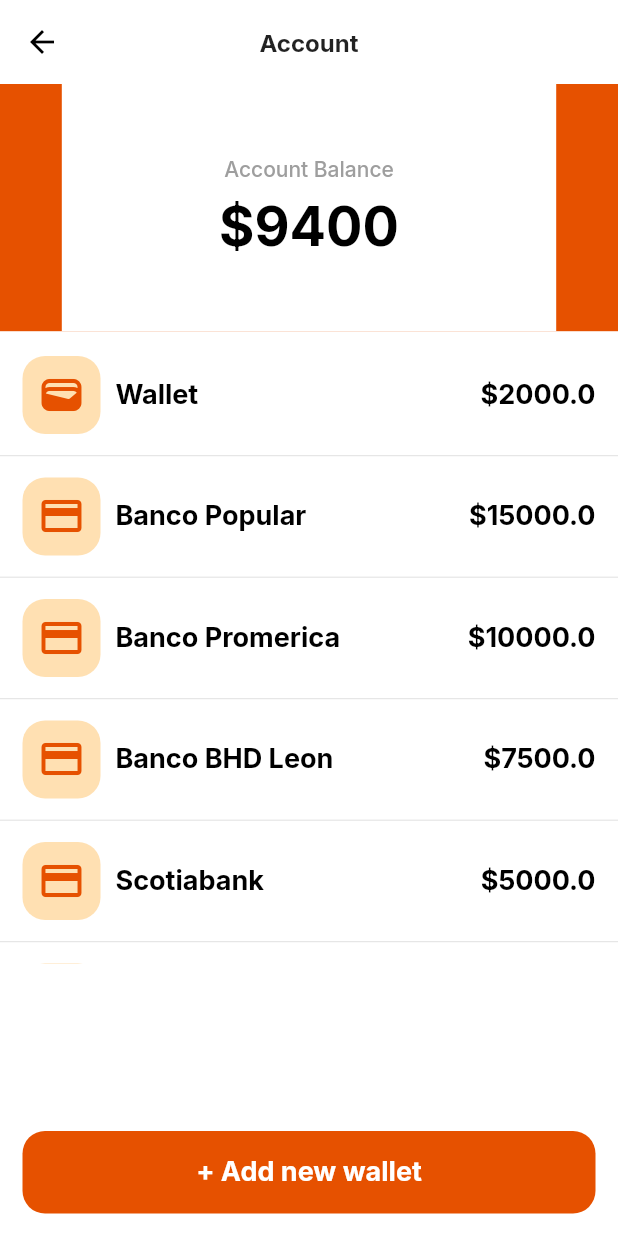
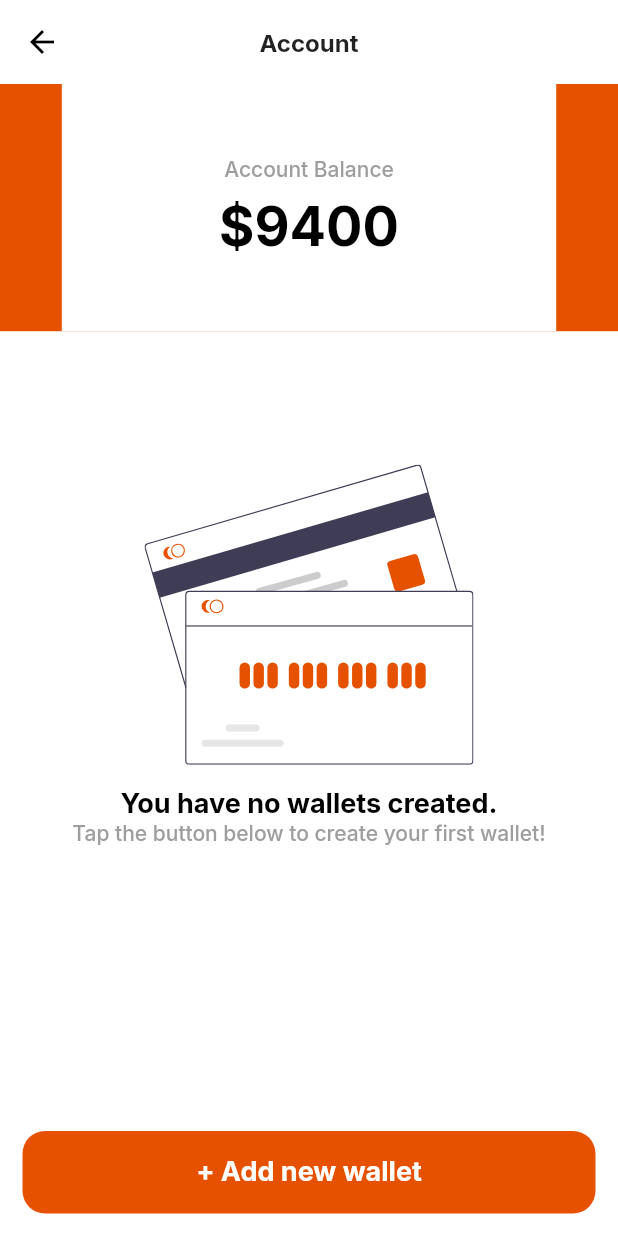
Before and after one commit to JMarinez/gatao, a Flutter app: the AccountScreen screen opened directly, on a phone screen of 412 x 824 dp. Run offline on Flutter 3.47's test engine with Material 2 defaults, Android fonts, the phone set to English and light mode, and no system bars; our stand-ins replace flutter_svg, google_fonts.

Commit message:
[ADD] Account screen no content img and text

```diff
--- a/lib/src/example/dummy_account.dart
+++ b/lib/src/example/dummy_account.dart
@@ -4,111 +4,111 @@ import '../models/account.dart';
 
 Account dummyAccount = Account(
   wallets: [
-    Wallet(
-      name: 'Wallet',
-      transacitons: [
-        Transaction(
-          id: "1",
-          description: 'Netflix subscription',
-          amount: '14.99',
-          icon: '',
-          category: Category.subscription,
-          type: Type.expense,
-        )
-      ],
-      icon: 'wallet',
-      totalBalance: 2000,
-    ),
-    Wallet(
-      name: 'Banco Popular',
-      transacitons: [
-        Transaction(
-          id: "1",
-          description: 'Netflix subscription',
-          amount: '14.99',
-          icon: '',
-          category: Category.subscription,
-          type: Type.expense,
-        )
-      ],
-      icon: 'payment',
-      totalBalance: 15000,
-    ),
-    Wallet(
-      name: 'Banco Promerica',
-      transacitons: [
-        Transaction(
-          id: "1",
-          description: 'Netflix subscription',
-          amount: '14.99',
-          icon: '',
-          category: Category.subscription,
-          type: Type.expense,
-        )
-      ],
-      icon: 'payment',
-      totalBalance: 10000,
-    ),
-    Wallet(
-      name: 'Banco BHD Leon',
-      transacitons: [
-        Transaction(
-          id: "1",
-          description: 'Netflix subscription',
-          amount: '14.99',
-          icon: '',
-          category: Category.subscription,
-          type: Type.expense,
-        )
-      ],
-      icon: 'payment',
-      totalBalance: 7500,
-    ),
-    Wallet(
-      name: 'Scotiabank',
-      transacitons: [
-        Transaction(
-          id: "1",
-          description: 'Netflix subscription',
-          amount: '14.99',
-          icon: '',
-          category: Category.subscription,
-          type: Type.expense,
-        )
-      ],
-      icon: 'payment',
-      totalBalance: 5000,
-    ),
-    Wallet(
-      name: 'Banco Lopez de Haro',
-      transacitons: [
-        Transaction(
-          id: "1",
-          description: 'Netflix subscription',
-          amount: '14.99',
-          icon: '',
-          category: Category.subscription,
-          type: Type.expense,
-        )
-      ],
-      icon: 'payment',
-      totalBalance: 2500,
-    ),
-    Wallet(
-      name: 'Paypal',
-      transacitons: [
-        Transaction(
-          id: "1",
-          description: 'Netflix subscription',
-          amount: '14.99',
-          icon: '',
-          category: Category.subscription,
-          type: Type.expense,
-        )
-      ],
-      icon: 'paypal',
-      totalBalance: 7000,
-    ),
+    // Wallet(
+    //   name: 'Wallet',
+    //   transacitons: [
+    //     Transaction(
+    //       id: "1",
+    //       description: 'Netflix subscription',
+    //       amount: '14.99',
+    //       icon: '',
+    //       category: Category.subscription,
+    //       type: Type.expense,
+    //     )
+    //   ],
+    //   icon: 'wallet',
+    //   totalBalance: 2000,
+    // ),
+    // Wallet(
+    //   name: 'Banco Popular',
+    //   transacitons: [
+    //     Transaction(
+    //       id: "1",
+    //       description: 'Netflix subscription',
+    //       amount: '14.99',
+    //       icon: '',
+    //       category: Category.subscription,
+    //       type: Type.expense,
+    //     )
+    //   ],
+    //   icon: 'payment',
+    //   totalBalance: 15000,
+    // ),
+    // Wallet(
+    //   name: 'Banco Promerica',
+    //   transacitons: [
+    //     Transaction(
+    //       id: "1",
+    //       description: 'Netflix subscription',
+    //       amount: '14.99',
+    //       icon: '',
+    //       category: Category.subscription,
+    //       type: Type.expense,
+    //     )
+    //   ],
+    //   icon: 'payment',
+    //   totalBalance: 10000,
+    // ),
+    // Wallet(
+    //   name: 'Banco BHD Leon',
+    //   transacitons: [
+    //     Transaction(
+    //       id: "1",
+    //       description: 'Netflix subscription',
+    //       amount: '14.99',
+    //       icon: '',
+    //       category: Category.subscription,
+    //       type: Type.expense,
+    //     )
+    //   ],
+    //   icon: 'payment',
+    //   totalBalance: 7500,
+    // ),
+    // Wallet(
+    //   name: 'Scotiabank',
+    //   transacitons: [
+    //     Transaction(
+    //       id: "1",
+    //       description: 'Netflix subscription',
+    //       amount: '14.99',
+    //       icon: '',
+    //       category: Category.subscription,
+    //       type: Type.expense,
+    //     )
+    //   ],
+    //   icon: 'payment',
+    //   totalBalance: 5000,
+    // ),
+    // Wallet(
+    //   name: 'Banco Lopez de Haro',
+    //   transacitons: [
+    //     Transaction(
+    //       id: "1",
+    //       description: 'Netflix subscription',
+    //       amount: '14.99',
+    //       icon: '',
+    //       category: Category.subscription,
+    //       type: Type.expense,
+    //     )
+    //   ],
+    //   icon: 'payment',
+    //   totalBalance: 2500,
+    // ),
+    // Wallet(
+    //   name: 'Paypal',
+    //   transacitons: [
+    //     Transaction(
+    //       id: "1",
+    //       description: 'Netflix subscription',
+    //       amount: '14.99',
+    //       icon: '',
+    //       category: Category.subscription,
+    //       type: Type.expense,
+    //     )
+    //   ],
+    //   icon: 'paypal',
+    //   totalBalance: 7000,
+    // ),
   ],
   totalBalance: 0,
 );
--- a/lib/src/screens/account/account_screen.dart
+++ b/lib/src/screens/account/account_screen.dart
@@ -1,4 +1,5 @@
 import 'package:flutter/material.dart';
+import 'package:flutter_svg/flutter_svg.dart';
 import 'package:provider/provider.dart';
 
 import '../../models/services/account_manager.dart';
@@ -54,7 +55,35 @@ class AccountScreen extends StatelessWidget {
         if (manager.account.wallets.isNotEmpty) {
           return AccountList(manager: manager);
         } else {
-          return Container();
+          return SizedBox(
+            height: MediaQuery.of(context).size.height * 0.5,
+            child: Column(
+              mainAxisAlignment: MainAxisAlignment.center,
+              children: [
+                Padding(
+                  padding: const EdgeInsets.symmetric(horizontal: 12.0),
+                  // TODO: Investigate if we it's best to store the image in Firebase instead of storing it locally
+                  child: SvgPicture.asset(
+                    'assets/credit_card.svg',
+                    height: 200.0,
+                    placeholderBuilder: (context) {
+                      return CircularProgressIndicator(
+                          color: Theme.of(context).primaryColor);
+                    },
+                  ),
+                ),
+                const SizedBox(height: 15.0),
+                Text(
+                  'You have no wallets created.',
+                  style: Theme.of(context).textTheme.headline4,
+                ),
+                Text(
+                  'Tap the button below to create your first wallet!',
+                  style: Theme.of(context).textTheme.subtitle1,
+                ),
+              ],
+            ),
+          );
         }
       },
     );
--- a/lib/src/screens/activity_screen.dart
+++ b/lib/src/screens/activity_screen.dart
@@ -20,7 +20,8 @@ class ActivityScreen extends StatelessWidget {
           manager: manager,
         );
       } else {
-        return Column(
+        return Center(
+          child: Column(
             mainAxisAlignment: MainAxisAlignment.center,
             children: [
               Padding(
@@ -28,11 +29,17 @@ class ActivityScreen extends StatelessWidget {
                 child: SvgPicture.asset(
                   'assets/payments.svg',
                   height: 300,
+                  placeholderBuilder: (context) {
+                    return CircularProgressIndicator(
+                        color: Theme.of(context).primaryColor);
+                  },
                 ),
               ),
-            const Text('No recent activity', style: TextStyle(fontSize: 24.0)),
+              const Text('No recent activity',
+                  style: TextStyle(fontSize: 24.0)),
               const Text('Tap the + to add your recent expenses!'),
             ],
+          ),
         );
       }
     });
--- a/pubspec.yaml
+++ b/pubspec.yaml
@@ -54,6 +54,7 @@ flutter:
   # To add assets to your application, add an assets section, like this:
   assets:
     - assets/payments.svg
+    - assets/credit_card.svg
   # An image asset can refer to one or more resolution-specific "variants", see
   # https://flutter.dev/assets-and-images/#resolution-aware.
   # For details regarding adding assets from package dependencies, see
```
Also changed, not shown: assets/credit_card.svg (added). Lines whose indentation alone changed are shown as unchanged.
